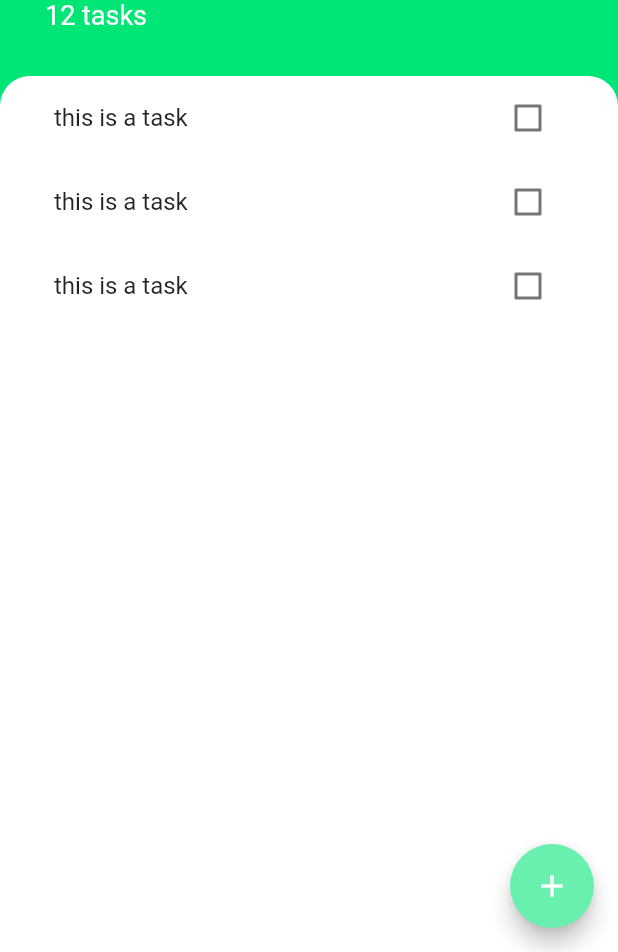
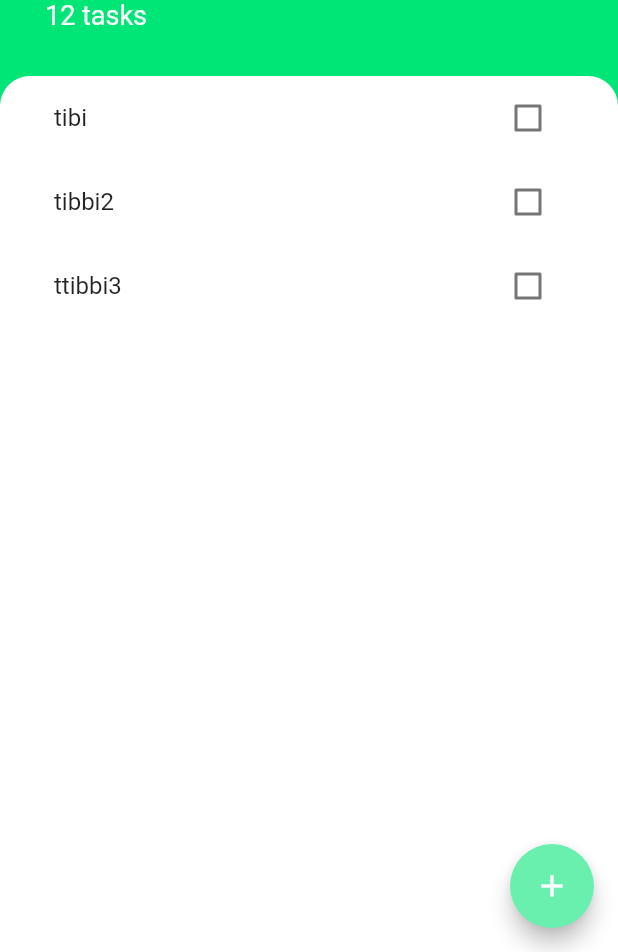
Before and after one commit to yamas-bear/todo_app, a Flutter app: the screen it shows after launch, on a phone screen of 412 x 824 dp, the part 284-1236 px from its top. Run offline on Flutter 3.47's test engine with Material 2 defaults, Android fonts, the phone set to English and light mode, and no system bars.

Commit message:
Listview.bulderを追加しました。

```diff
--- /dev/null
+++ b/lib/models/task.dart
@@ -0,0 +1,10 @@
+class Task {
+  final String name;
+  bool isDone;
+
+  Task({this.name, this.isDone = false});
+
+  void toggleDone() {
+    isDone = !isDone;
+  }
+}
--- a/lib/widgets/task_tile.dart
+++ b/lib/widgets/task_tile.dart
@@ -1,45 +1,25 @@
 import 'package:flutter/material.dart';
 
-class TaskTile extends StatefulWidget {
-  @override
-  _TaskTileState createState() => _TaskTileState();
-}
+class TaskTile extends StatelessWidget {
+  final bool isChecked;
+  final String taskTitle;
+  final Function checkboxCallback;
 
-class _TaskTileState extends State<TaskTile> {
-  bool isChecked = false;
-
-  void checkBoxCallback(bool checkboxState) {
-    setState(() {
-      isChecked = checkboxState;
-    });
-  }
+  TaskTile({this.isChecked, this.taskTitle, this.checkboxCallback});
 
   @override
   Widget build(BuildContext context) {
     return ListTile(
       title: Text(
-        'this is a task',
+        taskTitle,
         style: TextStyle(
             decoration: isChecked ? TextDecoration.lineThrough : null),
       ),
-      trailing: TaskCheckbox(
-          checkboxState: isChecked, toggleCheckboxState: checkBoxCallback),
+      trailing: Checkbox(
+        activeColor: Colors.lightGreenAccent,
+        value: isChecked,
+        onChanged: checkboxCallback,
+      ),
     );
   }
 }
-
-class TaskCheckbox extends StatelessWidget {
-  final bool checkboxState;
-  final Function toggleCheckboxState;
-
-  TaskCheckbox({this.checkboxState, this.toggleCheckboxState});
-
-  @override
-  Widget build(BuildContext context) {
-    return Checkbox(
-      activeColor: Colors.lightGreenAccent,
-      value: checkboxState,
-      onChanged: toggleCheckboxState,
-    );
-  }
-}
--- a/lib/widgets/tasks_list.dart
+++ b/lib/widgets/tasks_list.dart
@@ -1,15 +1,43 @@
 import 'package:flutter/material.dart';
 import 'task_tile.dart';
+import 'package:todoapp/models/task.dart';
 
-class TasksList extends StatelessWidget {
+class TasksList extends StatefulWidget {
+  @override
+  _TasksListState createState() => _TasksListState();
+}
+
+class _TasksListState extends State<TasksList> {
+  List<Task> tasks = [
+    Task(name: 'tibi'),
+    Task(name: 'tibbi2'),
+    Task(name: 'ttibbi3'),
+  ];
+
   @override
   Widget build(BuildContext context) {
-    return ListView(
-      children: <Widget>[
-        TaskTile(),
-        TaskTile(),
-        TaskTile(),
-      ],
+    return ListView.builder(
+      itemBuilder: (context, index) {
+        return TaskTile(
+          taskTitle: tasks[index].name,
+          isChecked: tasks[index].isDone,
+          checkboxCallback: (checkboxState) {
+            setState(() {
+              tasks[index].toggleDone();
+            });
+          },
+        );
+      },
+      itemCount: tasks.length,
     );
   }
 }
+
+/*
+ListView(
+children: <Widget>[
+TaskTile(taskTitle: tasks[0].name, isChecked: tasks[0].isDone),
+TaskTile(taskTitle: tasks[1].name, isChecked: tasks[1].isDone),
+TaskTile(taskTitle: tasks[2].name, isChecked: tasks[2].isDone),
+],
+);*/
```
